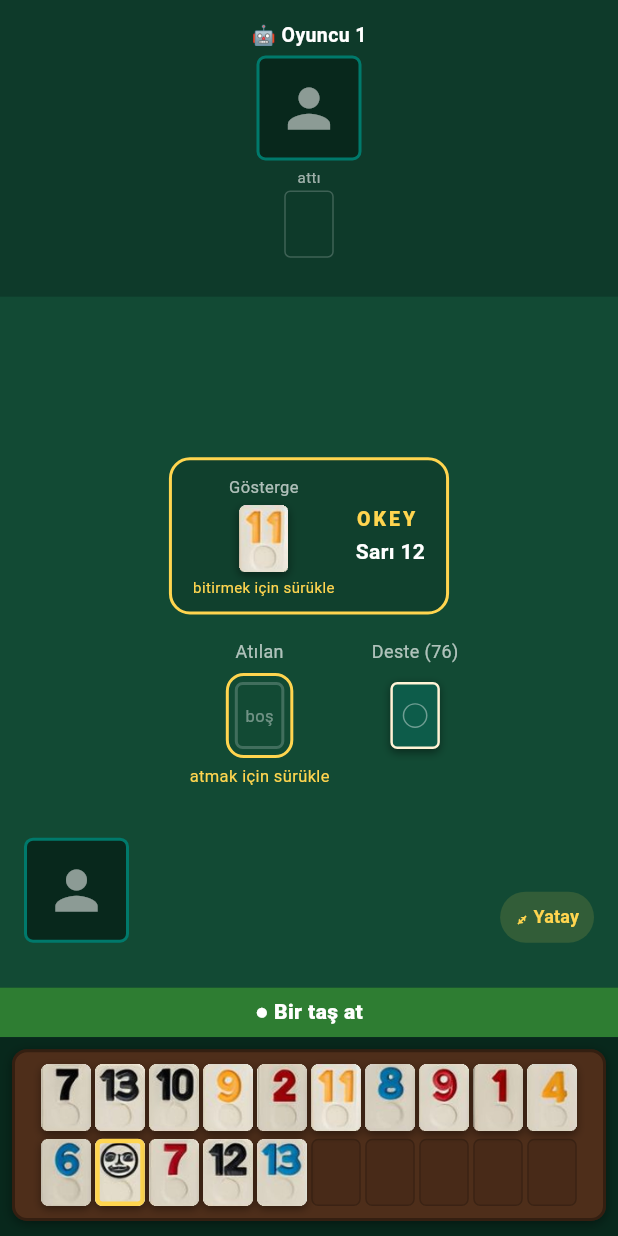
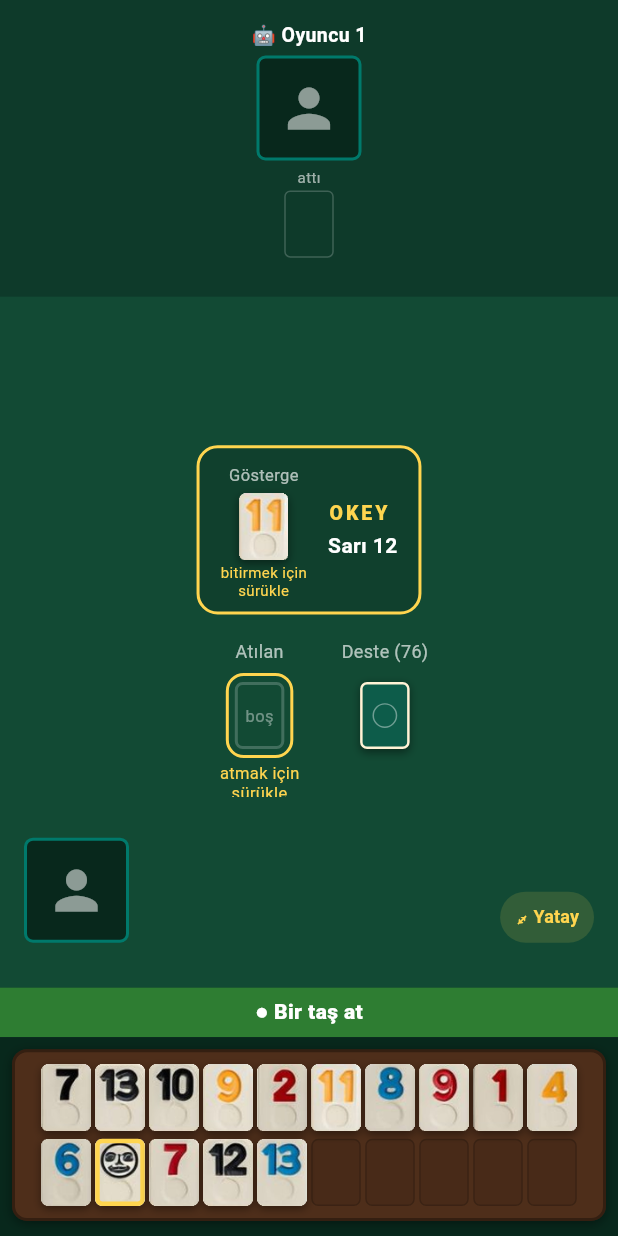
Before and after one commit to lutfuerkul/uno_online, a Flutter app: the OkeyBotScreen screen opened directly, after a tap on an icon or button, on a phone screen of 412 x 824 dp. Run offline on Flutter 3.47's test engine with Material 3 defaults, Android fonts, the phone set to English and light mode, and no system bars; our stand-ins replace cloud_firestore, firebase_core, image_picker, package_info_plus, shared_preferences; accounts and stored records are empty; network calls fail.

Commit message:
Okey: Deste ve Gosterge ipuclarini da iki satira bol, 3px yukari al
Ayni sorun Deste (_pileColumn - hem yatay hem dikey, ayrica dikeydeki
Atilan sutunu da) ve Gosterge (_indicatorCard) icin de gecerliydi: tek
satirlik ipucu metni tas genisliginden cok daha genisti, bu da onlari
saran FittedBox'lari (Gosterge yatayda, Atilan+Deste dikeyde) yeniden
olceklendirip zipratiyordu.

- _pileColumn'daki ipucu artik iki satir (14 -> 22px sabit yukseklik).
- _indicatorCard'daki (Gosterge) ipucu da iki satir (16 -> 24px).
- Yatayda Gosterge ve Deste, daha uzun ipucu alani banner'a
  yapismasin diye 3px yukari alindi (bottom: 2 -> 5).

```diff
--- a/lib/okey/widgets/okey_board_view.dart
+++ b/lib/okey/widgets/okey_board_view.dart
@@ -375,10 +375,13 @@ class _OkeyBoardViewState extends State<OkeyBoardView> {
           // bannerının hemen üstünde duruyor — böylece karşımdaki oyuncunun
           // koltuğuyla çakışmıyor. Deste de aynı satırda (aynı bottom
           // hizasında), sağ tarafta duruyor — ikisi de aynı yükseklikte.
+          // İpucu metinleri iki satıra bölününce yükseklikleri arttığı
+          // için (bottom-sabitli olduklarından yukarı doğru büyürler) 3px
+          // daha yukarı alındı, banner'a yapışmasınlar diye.
           Positioned(
             left: 0,
             right: 0,
-            bottom: 2,
+            bottom: 5,
             child: Align(
               alignment: const Alignment(-0.40, 0),
               child: FittedBox(
@@ -390,7 +393,7 @@ class _OkeyBoardViewState extends State<OkeyBoardView> {
           Positioned(
             left: 0,
             right: 0,
-            bottom: 2,
+            bottom: 5,
             child: Align(
               alignment: const Alignment(0.40, 0),
               child: _landscapeDeckPile(context, state, canDraw),
@@ -512,7 +515,7 @@ class _OkeyBoardViewState extends State<OkeyBoardView> {
       label: 'Deste ($deckCount)',
       highlight: canDraw && deckCount > 0,
       child: _deckTile(canDraw, deckCount),
-      hint: canDraw && deckCount > 0 ? 'çekmek için sürükle' : null,
+      hint: canDraw && deckCount > 0 ? 'çekmek için\nsürükle' : null,
     );
   }
 
@@ -762,7 +765,7 @@ class _OkeyBoardViewState extends State<OkeyBoardView> {
                               _pileColumn(
                                 label: 'Atılan',
                                 highlight: canDiscard,
-                                hint: canDiscard ? 'atmak için sürükle' : null,
+                                hint: canDiscard ? 'atmak için\nsürükle' : null,
                                 child: DragTarget<String>(
                                   onWillAcceptWithDetails: (d) => canDiscard,
                                   onAcceptWithDetails: (d) =>
@@ -787,7 +790,7 @@ class _OkeyBoardViewState extends State<OkeyBoardView> {
                                 highlight: canDraw && deckCount > 0,
                                 child: _deckTile(canDraw, deckCount),
                                 hint: canDraw && deckCount > 0
-                                    ? 'çekmek için sürükle'
+                                    ? 'çekmek için\nsürükle'
                                     : null,
                               ),
                             ],
@@ -871,15 +874,22 @@ class _OkeyBoardViewState extends State<OkeyBoardView> {
               ),
               // Sabit yükseklik: ipucu görünüp kaybolunca kart boyutu
               // değişmesin diye (aksi halde bunu saran FittedBox sürekli
-              // yeniden ölçeklenip ekranı zıplatıyordu).
+              // yeniden ölçeklenip ekranı zıplatıyordu). İki satır — tek
+              // satırda taş genişliğinden çok daha geniş olup aynı sorunu
+              // genişlik üzerinden yaratıyordu.
               SizedBox(
-                height: 16,
+                height: 24,
                 child: canDiscard
                     ? const Padding(
                         padding: EdgeInsets.only(top: 3),
-                        child: Text('bitirmek için sürükle',
-                            style: TextStyle(
-                                color: OkeyColors.okeyGlow, fontSize: 10)),
+                        child: Text(
+                          'bitirmek için\nsürükle',
+                          textAlign: TextAlign.center,
+                          style: TextStyle(
+                              color: OkeyColors.okeyGlow,
+                              fontSize: 10,
+                              height: 1.15),
+                        ),
                       )
                     : null,
               ),
@@ -939,12 +949,16 @@ class _OkeyBoardViewState extends State<OkeyBoardView> {
           ),
         ),
         const SizedBox(height: 4),
+        // İki satır (sabit yükseklik) — tek satırda taş genişliğinden çok
+        // daha geniş olup Column'u şişiriyor, bu da FittedBox'ı yeniden
+        // ölçeklendirip komşu içeriği kaydırıyordu.
         SizedBox(
-          height: 14,
+          height: 22,
           child: hint != null
               ? Text(hint,
+                  textAlign: TextAlign.center,
                   style: const TextStyle(
-                      color: OkeyColors.okeyGlow, fontSize: 11))
+                      color: OkeyColors.okeyGlow, fontSize: 11, height: 1.15))
               : null,
         ),
       ],
```
